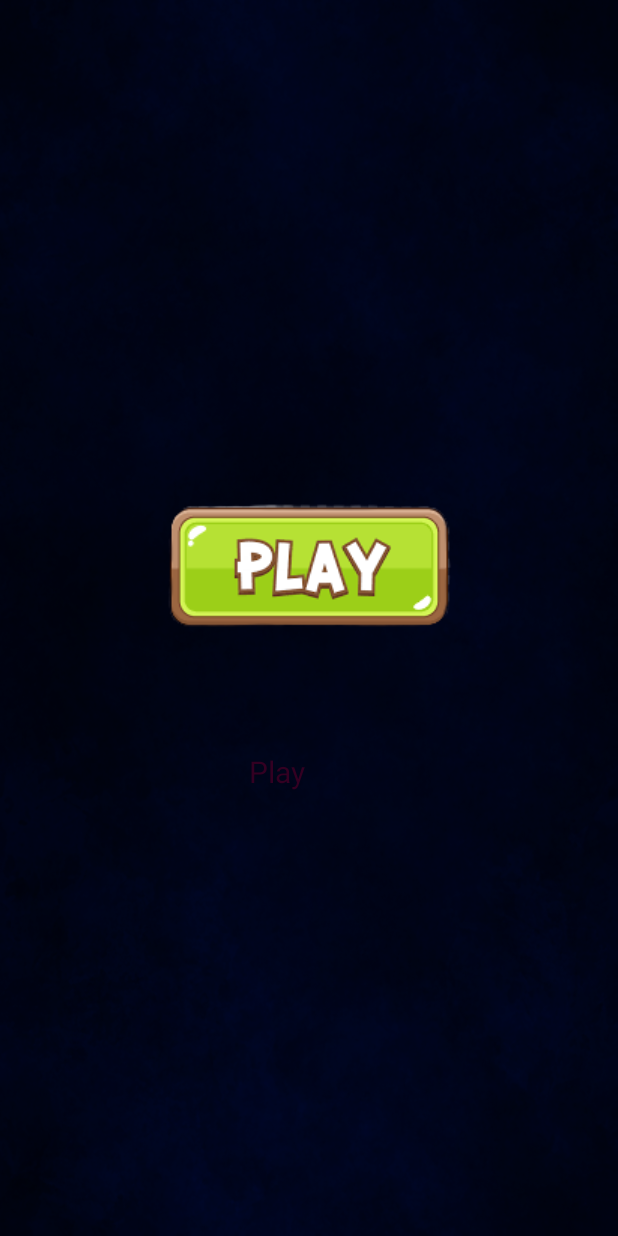
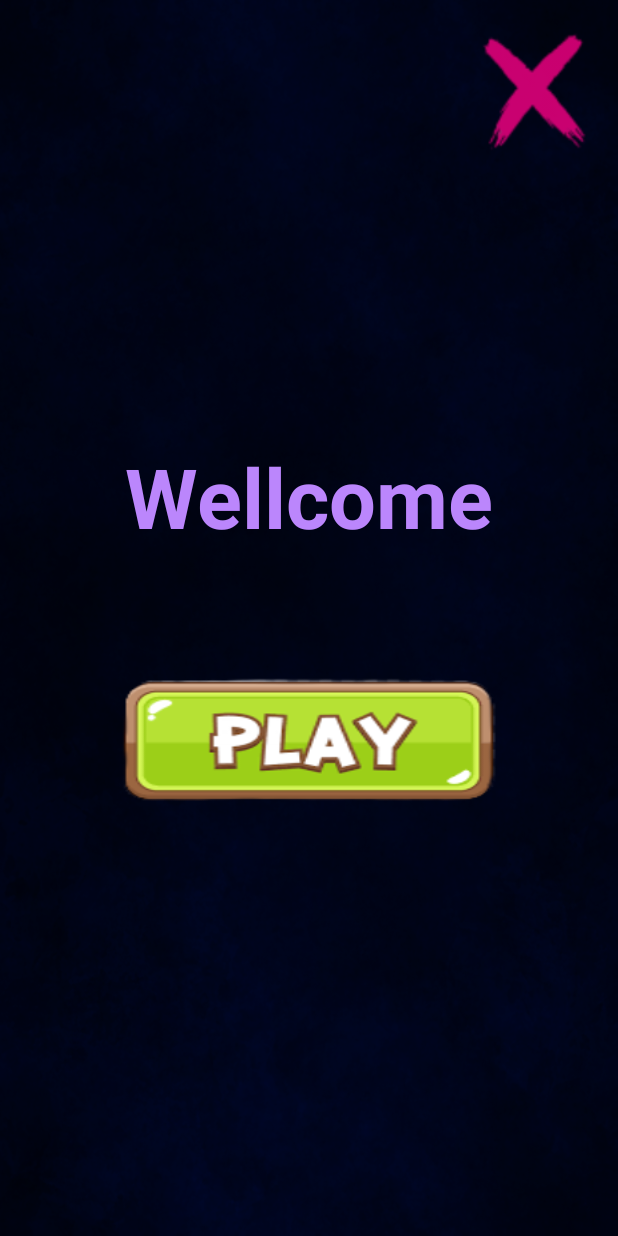
Before and after one commit to klinkl/galaxy-defender, an Android app: the screen it shows after launch (MainMenuScene), on a phone screen of 412 x 824 dp. Run offline under Robolectric (Android 15) with nearby library versions, the phone set to English and light mode, and no system bars.

Commit message:
update EndStart
Fixes #5

```diff
--- a/app/src/main/java/com/example/projectapplication/MainMenuScene.java
+++ b/app/src/main/java/com/example/projectapplication/MainMenuScene.java
@@ -18,4 +18,7 @@ public class MainMenuScene extends AppCompatActivity {
         startActivity(new Intent(this, MainActivity.class));
         finish();
     }
+    public void exitGame(View view) {
+        finish();
+    }
 }
--- /dev/null
+++ b/app/src/main/res/layout/game_menu.xml
@@ -0,0 +1,7 @@
+<?xml version="1.0" encoding="utf-8"?>
+<LinearLayout xmlns:android="http://schemas.android.com/apk/res/android"
+    android:orientation="vertical"
+    android:layout_width="match_parent"
+    android:layout_height="match_parent">
+
+</LinearLayout>
--- a/app/src/main/res/layout/main_menu_scene.xml
+++ b/app/src/main/res/layout/main_menu_scene.xml
@@ -4,26 +4,64 @@
     android:layout_width="match_parent"
     android:layout_height="match_parent"
     android:gravity="center"
-    android:background="@drawable/background">
+    android:background="@drawable/background"
+    android:padding="16dp">
+
     <LinearLayout
         android:layout_width="wrap_content"
-        android:layout_height="wrap_content">
+        android:layout_height="91dp"
+        android:orientation="horizontal">
+
+
+        <View
+            android:layout_width="0dp"
+            android:layout_height="0dp"
+            android:layout_weight="1" />
 
         <ImageButton
+            android:layout_width="86dp"
+            android:layout_height="match_parent"
+            android:background="@drawable/exite"
+            android:contentDescription="exit"
+            android:onClick="exitGame" />
+    </LinearLayout>
+
+    <LinearLayout
+        android:layout_width="match_parent"
+        android:layout_height="match_parent"
+        android:gravity="center"
+        android:orientation="vertical">
+
+
+        <TextView
+            android:id="@+id/wellcome"
             android:layout_width="wrap_content"
             android:layout_height="wrap_content"
-            android:background="@drawable/playii"
+            android:text="Wellcome"
+            android:textColor="#FFBB86FC"
+            android:textSize="55sp"
+            android:textStyle="bold"/>
+        <TextView
+            android:layout_width="wrap_content"
+            android:layout_height="wrap_content"
+            android:text=""
+            android:textColor="#330022"
+            android:textSize="60sp" />
+        <ImageButton
+            android:layout_width="262dp"
+            android:layout_height="wrap_content"
+            android:layout_gravity="center"
+            android:background="@drawable/play"
             android:contentDescription="Email"
+            android:gravity="center"
             android:onClick="startGame" />
+        <TextView
+            android:layout_width="wrap_content"
+            android:layout_height="wrap_content"
+            android:text=""
+            android:textColor="#330022"
+            android:textSize="60sp" />
     </LinearLayout>
 
-    <TextView
-        android:layout_width="80dp"
-        android:layout_height="57dp"
-        android:layout_marginTop="10dp"
-        android:onClick="startGame"
-        android:text="Play"
-        android:textColor="#330022"
-        android:textSize="20sp" />
 
 </LinearLayout>
```
Also changed, not shown: app/src/main/res/drawable/play.png, app/src/main/res/drawable/play2.jpeg (deleted), app/src/main/res/drawable/playi.png, app/src/main/res/drawable/playii.png (deleted), app/src/main/res/drawable/playiii.png (added).
